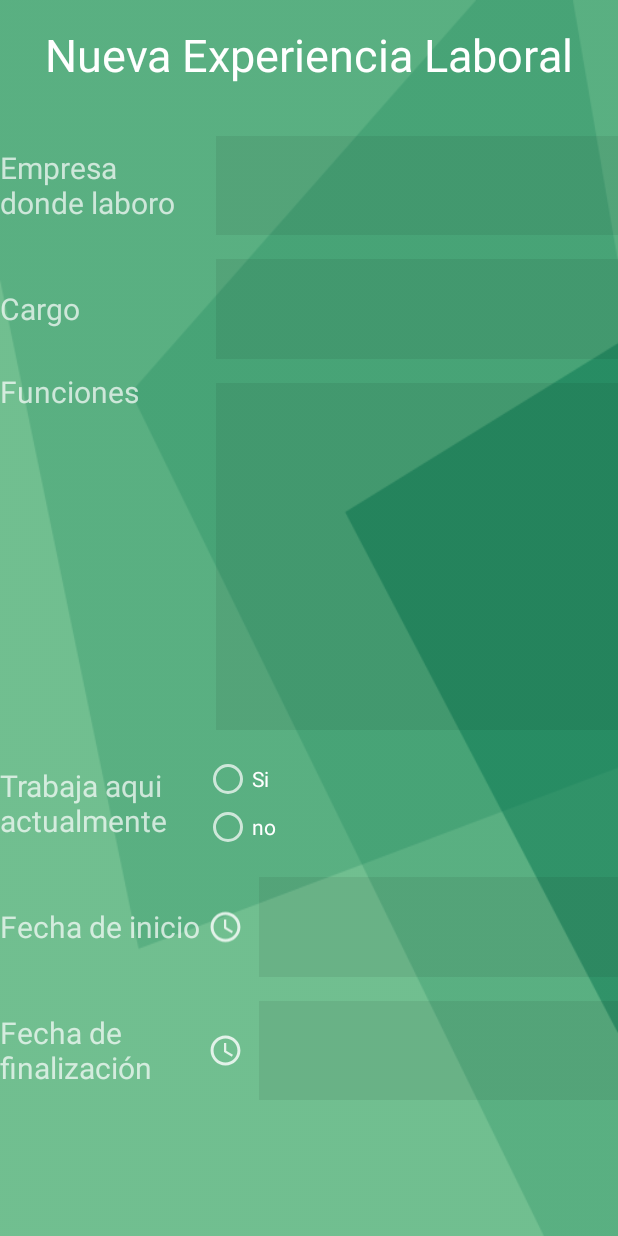
After one commit to topassky/Abogados, an Android app: the experienciaLaboral screen opened directly, with no data from a screen before it, on a phone screen of 412 x 824 dp. The commit adds this screen. Run offline under Robolectric (Android 15) with nearby library versions, the phone set to English and light mode, and no system bars.

Commit message:
Agragar una nueva experiencia

```diff
--- a/app/src/main/AndroidManifest.xml
+++ b/app/src/main/AndroidManifest.xml
@@ -16,7 +16,8 @@
         android:roundIcon="@mipmap/ic_launcher_round"
         android:supportsRtl="true"
         android:theme="@style/AppTheme">
-        <activity android:name=".ui.hojaVida.registro_datos_personales5"></activity>
+        <activity android:name=".ui.hojaVida.experienciaLaboral"></activity>
+        <activity android:name=".ui.hojaVida.registro_datos_personales5" />
         <activity android:name=".ui.hojaVida.registro_datos_personales4" />
         <activity android:name=".ui.hojaVida.registro_datos_personales3" />
         <activity android:name=".ui.hojaVida.registro_datos_personales2" />
--- a/app/src/main/java/com/comcop/abogados/ui/MainActivity.java
+++ b/app/src/main/java/com/comcop/abogados/ui/MainActivity.java
@@ -71,9 +71,6 @@ public class MainActivity extends AppCompatActivity {
             adaptadorTrabajos.setOnClickListener(new View.OnClickListener() {
                 @Override
                 public void onClick(View v) {
-                    Toast.makeText(getApplicationContext(),"Se slecciono :"+
-                            listaTrabajos.get(recyclerViewTrabajos.getChildAdapterPosition(v)).getNombre(),
-                            Toast.LENGTH_SHORT).show();
                     if (listaTrabajos.get(recyclerViewTrabajos.getChildAdapterPosition(v)).getNombre()=="Krusty"){
                         Intent intent = new Intent(MainActivity.this, login.class);
                         startActivity(intent);
--- /dev/null
+++ b/app/src/main/java/com/comcop/abogados/ui/hojaVida/experienciaLaboral.java
@@ -0,0 +1,49 @@
+package com.comcop.abogados.ui.hojaVida;
+
+import androidx.appcompat.app.AppCompatActivity;
+
+import android.os.Bundle;
+import android.view.View;
+import android.widget.Button;
+import android.widget.EditText;
+import android.widget.ImageView;
+import android.widget.RadioGroup;
+import android.widget.TextView;
+import android.widget.Toast;
+
+import com.comcop.abogados.R;
+
+public class experienciaLaboral extends AppCompatActivity {
+
+    RadioGroup g1;
+    TextView textFinalizacion;
+    ImageView imageFechaFinal;
+    EditText EditFecha;
+    @Override
+    protected void onCreate(Bundle savedInstanceState) {
+        super.onCreate(savedInstanceState);
+        setContentView(R.layout.activity_experiencia_laboral);
+
+        textFinalizacion=(TextView)findViewById(R.id.textFinalizacion);
+        imageFechaFinal=(ImageView)findViewById(R.id.imageFechaFinal);
+        EditFecha=(EditText)findViewById(R.id.EditFinalizar);
+
+        g1 =(RadioGroup)findViewById(R.id.RadioActual);
+        g1.setOnCheckedChangeListener(new RadioGroup.OnCheckedChangeListener() {
+            @Override
+            public void onCheckedChanged(RadioGroup radioGroup, int i) {
+                if(i==R.id.radioActualSi){
+                    textFinalizacion.setVisibility(View.INVISIBLE);
+                    imageFechaFinal.setVisibility(View.INVISIBLE);
+                    EditFecha.setVisibility(View.INVISIBLE);
+                }else if(i==R.id.radioActualNo){
+                    textFinalizacion.setVisibility(View.VISIBLE);
+                    imageFechaFinal.setVisibility(View.VISIBLE);
+                    EditFecha.setVisibility(View.VISIBLE);
+                }
+            }
+        });
+    }
+
+
+}
--- a/app/src/main/java/com/comcop/abogados/ui/hojaVida/registro_datos_personales4.java
+++ b/app/src/main/java/com/comcop/abogados/ui/hojaVida/registro_datos_personales4.java
@@ -55,4 +55,9 @@ public class registro_datos_personales4 extends AppCompatActivity {
         }
     }
 
+    public void OnClickExperiencia(View view) {
+        Intent intent = new Intent(registro_datos_personales4.this, experienciaLaboral.class);
+        startActivity(intent);
+
+    }
 }
--- /dev/null
+++ b/app/src/main/res/layout/activity_experiencia_laboral.xml
@@ -0,0 +1,273 @@
+<?xml version="1.0" encoding="utf-8"?>
+<androidx.constraintlayout.widget.ConstraintLayout xmlns:android="http://schemas.android.com/apk/res/android"
+    xmlns:app="http://schemas.android.com/apk/res-auto"
+    xmlns:tools="http://schemas.android.com/tools"
+    android:layout_width="match_parent"
+    android:layout_height="match_parent"
+    android:background="@drawable/background_02"
+    tools:context=".ui.hojaVida.experienciaLaboral">
+
+    <androidx.constraintlayout.widget.Guideline
+        android:id="@+id/guideline"
+        android:layout_width="wrap_content"
+        android:layout_height="wrap_content"
+        android:orientation="horizontal"
+        app:layout_constraintGuide_percent="0.1" />
+
+    <TextView
+        android:id="@+id/textView14"
+        android:layout_width="wrap_content"
+        android:layout_height="0dp"
+        android:layout_marginTop="16dp"
+        android:text="Nueva Experiencia Laboral"
+        android:textColor="#ffffff"
+        android:textSize="30dp"
+        app:layout_constraintBottom_toTopOf="@+id/guideline"
+        app:layout_constraintEnd_toEndOf="parent"
+        app:layout_constraintStart_toStartOf="parent"
+        app:layout_constraintTop_toTopOf="parent" />
+
+    <androidx.constraintlayout.widget.Guideline
+        android:id="@+id/guideline24"
+        android:layout_width="0dp"
+        android:layout_height="0dp"
+        android:orientation="vertical"
+        app:layout_constraintGuide_percent="0.33" />
+
+    <androidx.constraintlayout.widget.Guideline
+        android:id="@+id/guideline25"
+        android:layout_width="wrap_content"
+        android:layout_height="wrap_content"
+        android:orientation="horizontal"
+        app:layout_constraintGuide_percent="0.2" />
+
+    <TextView
+        android:id="@+id/textView15"
+        android:layout_width="0dp"
+        android:layout_height="0dp"
+
+        android:gravity="center_vertical"
+        android:text="Empresa donde laboro"
+        android:textSize="20dp"
+        app:layout_constraintBottom_toTopOf="@+id/guideline25"
+        app:layout_constraintEnd_toStartOf="@+id/guideline24"
+        app:layout_constraintStart_toStartOf="parent"
+        app:layout_constraintTop_toTopOf="@+id/guideline" />
+
+    <EditText
+        android:id="@+id/textView16"
+        android:layout_width="0dp"
+        android:layout_height="0dp"
+        android:layout_marginStart="8dp"
+        android:layout_marginLeft="8dp"
+        android:layout_marginTop="8dp"
+        android:layout_marginBottom="8dp"
+        android:background="#11000000"
+        app:layout_constraintBottom_toTopOf="@+id/guideline25"
+        app:layout_constraintEnd_toEndOf="parent"
+        app:layout_constraintStart_toEndOf="@+id/textView15"
+        app:layout_constraintTop_toTopOf="@+id/guideline" />
+
+    <androidx.constraintlayout.widget.Guideline
+        android:id="@+id/guideline26"
+        android:layout_width="wrap_content"
+        android:layout_height="wrap_content"
+        android:orientation="horizontal"
+        app:layout_constraintGuide_percent="0.3" />
+
+    <TextView
+        android:id="@+id/textView17"
+        android:layout_width="0dp"
+        android:layout_height="0dp"
+        android:gravity="center_vertical"
+        android:text="Cargo"
+        android:textSize="20dp"
+        app:layout_constraintBottom_toTopOf="@+id/guideline26"
+        app:layout_constraintEnd_toStartOf="@+id/guideline24"
+        app:layout_constraintStart_toStartOf="parent"
+        app:layout_constraintTop_toTopOf="@+id/guideline25" />
+
+    <EditText
+        android:id="@+id/textView18"
+        android:layout_width="0dp"
+        android:layout_height="0dp"
+        android:layout_marginStart="8dp"
+        android:layout_marginLeft="8dp"
+        android:layout_marginTop="8dp"
+        android:layout_marginBottom="8dp"
+        android:background="#11000000"
+        app:layout_constraintBottom_toTopOf="@+id/guideline26"
+        app:layout_constraintEnd_toEndOf="parent"
+        app:layout_constraintStart_toEndOf="@+id/textView17"
+        app:layout_constraintTop_toTopOf="@+id/guideline25" />
+
+    <androidx.constraintlayout.widget.Guideline
+        android:id="@+id/guideline27"
+        android:layout_width="wrap_content"
+        android:layout_height="wrap_content"
+        android:orientation="horizontal"
+        app:layout_constraintGuide_percent="0.6" />
+
+    <TextView
+        android:id="@+id/textView19"
+        android:layout_width="0dp"
+        android:layout_height="0dp"
+
+        android:text="Funciones"
+        android:textSize="20dp"
+        app:layout_constraintBottom_toTopOf="@+id/guideline27"
+        app:layout_constraintEnd_toStartOf="@+id/guideline24"
+        app:layout_constraintStart_toStartOf="parent"
+        app:layout_constraintTop_toTopOf="@+id/guideline26" />
+
+    <EditText
+        android:id="@+id/textView20"
+        android:layout_width="0dp"
+        android:layout_height="0dp"
+        android:layout_marginStart="8dp"
+        android:layout_marginLeft="8dp"
+        android:layout_marginTop="8dp"
+        android:layout_marginBottom="8dp"
+        android:gravity="fill_horizontal"
+        android:background="#11000000"
+        app:layout_constraintBottom_toTopOf="@+id/guideline27"
+        app:layout_constraintEnd_toEndOf="parent"
+        app:layout_constraintStart_toStartOf="@+id/guideline24"
+        app:layout_constraintTop_toTopOf="@+id/guideline26" />
+
+    <androidx.constraintlayout.widget.Guideline
+        android:id="@+id/guideline30"
+        android:layout_width="wrap_content"
+        android:layout_height="wrap_content"
+        android:orientation="horizontal"
+        app:layout_constraintGuide_percent="0.7" />
+
+    <TextView
+        android:id="@+id/textView21"
+        android:layout_width="0dp"
+        android:layout_height="0dp"
+        android:gravity="center_vertical"
+        android:text="Trabaja aqui actualmente"
+        android:textSize="20dp"
+        app:layout_constraintBottom_toTopOf="@+id/guideline30"
+        app:layout_constraintEnd_toStartOf="@+id/guideline24"
+        app:layout_constraintStart_toStartOf="parent"
+        app:layout_constraintTop_toTopOf="@+id/guideline27" />
+
+    <RadioGroup
+        android:id="@+id/RadioActual"
+        android:layout_width="0dp"
+        android:layout_height="0dp"
+        android:gravity="center_vertical"
+        app:layout_constraintBottom_toTopOf="@+id/guideline30"
+        app:layout_constraintEnd_toEndOf="parent"
+        app:layout_constraintStart_toEndOf="@+id/textView21"
+        app:layout_constraintTop_toTopOf="@+id/guideline27">
+
+        <RadioButton
+            android:id="@+id/radioActualSi"
+            android:layout_width="match_parent"
+            android:layout_height="wrap_content"
+            android:text="Si" />
+
+        <RadioButton
+            android:id="@+id/radioActualNo"
+            android:layout_width="match_parent"
+            android:layout_height="wrap_content"
+            android:text="no" />
+    </RadioGroup>
+
+    <androidx.constraintlayout.widget.Guideline
+        android:id="@+id/guideline31"
+        android:layout_width="wrap_content"
+        android:layout_height="wrap_content"
+        android:orientation="horizontal"
+        app:layout_constraintGuide_percent="0.8" />
+
+    <TextView
+        android:id="@+id/textView23"
+        android:layout_width="0dp"
+        android:layout_height="0dp"
+        android:gravity="center_vertical"
+        android:text="Fecha de inicio"
+        android:textSize="20dp"
+        app:layout_constraintBottom_toTopOf="@+id/guideline31"
+        app:layout_constraintEnd_toStartOf="@+id/guideline24"
+        app:layout_constraintStart_toStartOf="parent"
+        app:layout_constraintTop_toTopOf="@+id/guideline30" />
+
+    <androidx.constraintlayout.widget.Guideline
+        android:id="@+id/guideline32"
+        android:layout_width="0dp"
+        android:layout_height="0dp"
+        android:orientation="vertical"
+        app:layout_constraintGuide_percent="0.4" />
+
+    <ImageView
+        android:id="@+id/imageView2"
+        android:layout_width="0dp"
+        android:layout_height="0dp"
+        app:layout_constraintBottom_toTopOf="@+id/guideline31"
+        app:layout_constraintEnd_toStartOf="@+id/guideline32"
+        app:layout_constraintStart_toStartOf="@+id/guideline24"
+        app:layout_constraintTop_toTopOf="@+id/guideline30"
+        app:srcCompat="@drawable/ic_action_time" />
+
+    <androidx.constraintlayout.widget.Guideline
+        android:id="@+id/guideline28"
+        android:layout_width="wrap_content"
+        android:layout_height="wrap_content"
+        android:orientation="horizontal"
+        app:layout_constraintGuide_percent="0.9" />
+
+    <EditText
+        android:id="@+id/textView22"
+        android:layout_width="0dp"
+        android:layout_height="0dp"
+        android:layout_marginStart="8dp"
+        android:layout_marginLeft="8dp"
+        android:layout_marginTop="8dp"
+        android:layout_marginBottom="8dp"
+        android:background="#11000000"
+        app:layout_constraintBottom_toTopOf="@+id/guideline31"
+        app:layout_constraintEnd_toEndOf="parent"
+        app:layout_constraintStart_toStartOf="@+id/guideline32"
+        app:layout_constraintTop_toTopOf="@+id/guideline30" />
+
+    <TextView
+        android:id="@+id/textFinalizacion"
+        android:layout_width="0dp"
+        android:layout_height="0dp"
+        android:gravity="center_vertical"
+        android:text="Fecha de finalización"
+        android:textSize="20dp"
+        app:layout_constraintBottom_toTopOf="@+id/guideline28"
+        app:layout_constraintEnd_toStartOf="@+id/guideline24"
+        app:layout_constraintStart_toStartOf="parent"
+        app:layout_constraintTop_toBottomOf="@+id/textView23" />
+
+    <ImageView
+        android:id="@+id/imageFechaFinal"
+        android:layout_width="0dp"
+        android:layout_height="0dp"
+        app:layout_constraintBottom_toTopOf="@+id/guideline28"
+        app:layout_constraintEnd_toStartOf="@+id/guideline32"
+        app:layout_constraintStart_toStartOf="@+id/guideline24"
+        app:layout_constraintTop_toTopOf="@+id/guideline31"
+        app:srcCompat="@drawable/ic_action_time" />
+
+    <EditText
+        android:id="@+id/EditFinalizar"
+        android:layout_width="0dp"
+        android:layout_height="0dp"
+        android:layout_marginStart="8dp"
+        android:layout_marginLeft="8dp"
+        android:layout_marginTop="8dp"
+        android:layout_marginBottom="8dp"
+        android:background="#11000000"
+        app:layout_constraintBottom_toTopOf="@+id/guideline28"
+        app:layout_constraintEnd_toEndOf="parent"
+        app:layout_constraintStart_toEndOf="@+id/imageFechaFinal"
+        app:layout_constraintTop_toTopOf="@+id/guideline31" />
+
+</androidx.constraintlayout.widget.ConstraintLayout>
--- a/app/src/main/res/layout/activity_registro_datos_personales4.xml
+++ b/app/src/main/res/layout/activity_registro_datos_personales4.xml
@@ -115,6 +115,7 @@
         android:layout_marginEnd="8dp"
         android:layout_marginRight="8dp"
         android:layout_marginBottom="8dp"
+        android:onClick="OnClickExperiencia"
         app:layout_constraintBottom_toTopOf="@+id/guideline9"
         app:layout_constraintEnd_toEndOf="parent"
         app:layout_constraintStart_toEndOf="@+id/textView13"
```
